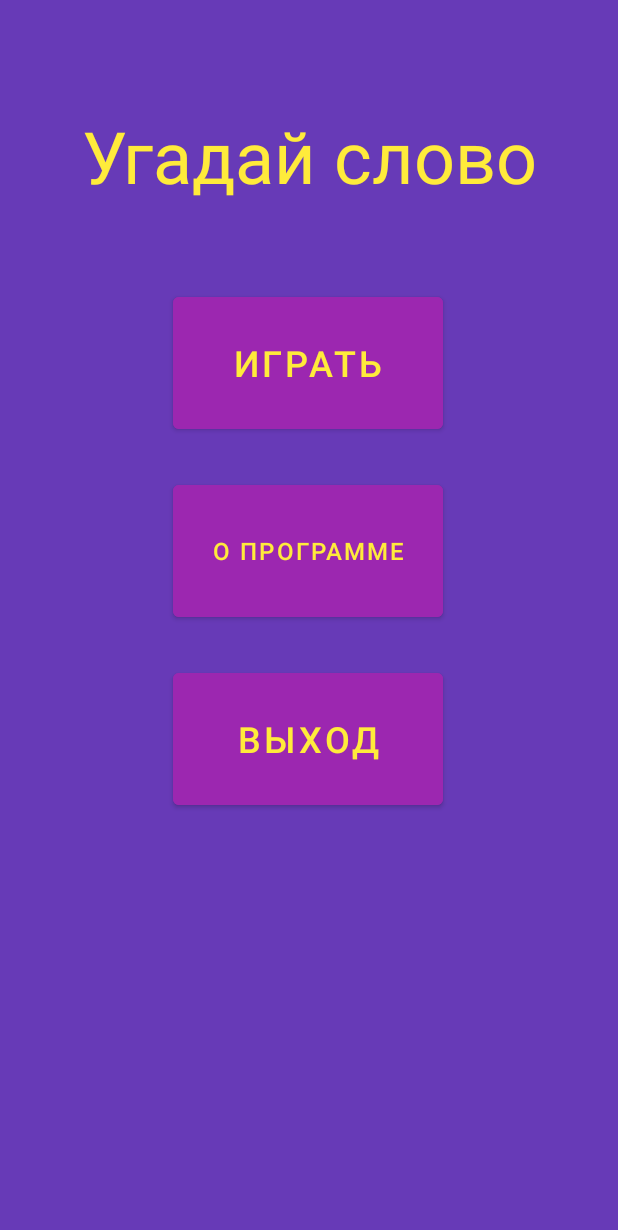
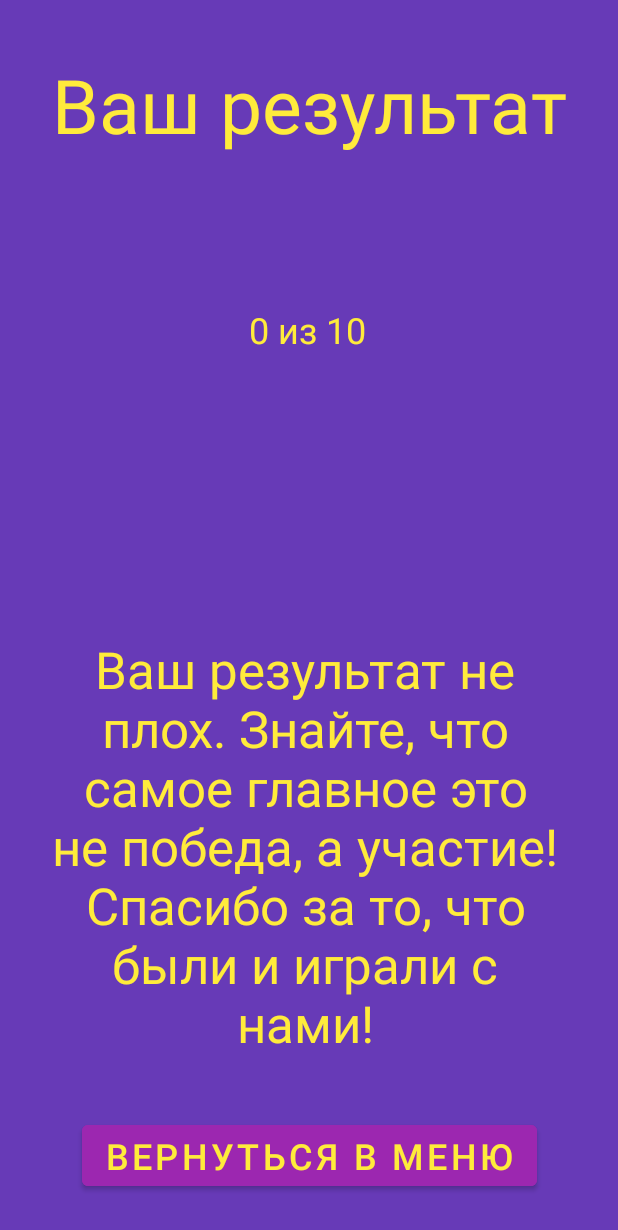
Before and after one commit to Dreamer-VD/Guess-the-word, an Android app: the screen it shows after launch (MainActivity before the commit, StatisticsActivity after it), after a tap on "О ПРОГРАММЕ", on a phone screen of 412 x 824 dp. Shown: the top 1230 px of the screen. Run offline under Robolectric (Android 15) with nearby library versions, the phone set to English and light mode, and no system bars.

Commit message:
Added the end part of the game

```diff
--- a/app/src/main/java/com/example/guesstheword/MainActivity.kt
+++ b/app/src/main/java/com/example/guesstheword/MainActivity.kt
@@ -16,7 +16,8 @@ class MainActivity : AppCompatActivity() {
         startActivity(intent)
     }
     fun clickOnInfo(view: View) {
-
+        val intent: Intent = Intent(this,StatisticsActivity::class.java)
+        startActivity(intent)
     }
     fun clickOnExit(view: View) {
         super.onBackPressed()
--- /dev/null
+++ b/app/src/main/java/com/example/guesstheword/StatisticsActivity.kt
@@ -0,0 +1,31 @@
+package com.example.guesstheword
+
+import android.annotation.SuppressLint
+import android.content.Intent
+import android.os.Bundle
+import android.view.View
+import android.widget.TextView
+import androidx.appcompat.app.AppCompatActivity
+
+
+class StatisticsActivity : AppCompatActivity() {
+    @SuppressLint("SetTextI18n")
+    override fun onCreate(savedInstanceState: Bundle?) {
+        super.onCreate(savedInstanceState)
+        setContentView(R.layout.activity_statistics)
+            val textViewText:TextView=findViewById(R.id.textViewResalt)
+        val intent = intent
+        val arguments = intent.extras
+        if(arguments!=null)
+        {
+            val number = intent.getStringExtra("Number").toString()
+            textViewText.setText("Правильные ответ\n$number Из 10")
+        }
+    }
+
+    fun ClickGoBack(view: View) {
+        val intent: Intent = Intent(this,MainActivity::class.java)
+        intent.addFlags(Intent.FLAG_ACTIVITY_CLEAR_TOP)
+        startActivity(intent)
+    }
+}
--- /dev/null
+++ b/app/src/main/res/layout/activity_statistics.xml
@@ -0,0 +1,63 @@
+<?xml version="1.0" encoding="utf-8"?>
+<androidx.constraintlayout.widget.ConstraintLayout xmlns:android="http://schemas.android.com/apk/res/android"
+    xmlns:app="http://schemas.android.com/apk/res-auto"
+    xmlns:tools="http://schemas.android.com/tools"
+    android:layout_width="match_parent"
+    android:layout_height="match_parent"
+    android:background="@color/splashScreenColor"
+    tools:context=".StatisticsActivity">
+
+    <TextView
+        android:id="@+id/textViewText"
+        style="@style/ThemeTextButton"
+        android:layout_width="wrap_content"
+        android:layout_height="wrap_content"
+        android:layout_marginTop="36dp"
+        android:text="Ваш результат"
+        android:textSize="50sp"
+        app:layout_constraintEnd_toEndOf="parent"
+        app:layout_constraintStart_toStartOf="parent"
+        app:layout_constraintTop_toTopOf="parent" />
+
+    <TextView
+        android:id="@+id/textViewResalt"
+        style="@style/ThemeTextButton"
+        android:layout_width="wrap_content"
+        android:layout_height="wrap_content"
+        android:layout_marginTop="100dp"
+        android:gravity="center"
+        android:text="0 из 10"
+        android:textSize="24sp"
+        app:layout_constraintBottom_toTopOf="@+id/textView3"
+        app:layout_constraintEnd_toEndOf="parent"
+        app:layout_constraintHorizontal_bias="0.498"
+        app:layout_constraintStart_toStartOf="parent"
+        app:layout_constraintTop_toBottomOf="@+id/textViewText"
+        app:layout_constraintVertical_bias="0.0" />
+
+    <TextView
+        android:id="@+id/textView3"
+        style="@style/ThemeTextButton"
+        android:layout_width="347dp"
+        android:layout_height="303dp"
+        android:layout_marginBottom="108dp"
+        android:gravity="center"
+        android:text="@string/textEndGame"
+        android:textSize="34sp"
+        app:layout_constraintBottom_toBottomOf="parent"
+        app:layout_constraintEnd_toEndOf="parent"
+        app:layout_constraintHorizontal_bias="0.468"
+        app:layout_constraintStart_toStartOf="parent" />
+
+    <Button
+        android:id="@+id/buttonGoBack"
+        style="@style/ThemeTextButtonGame"
+        android:layout_width="wrap_content"
+        android:layout_height="wrap_content"
+        android:text="Вернуться в меню"
+        android:onClick="ClickGoBack"
+        app:layout_constraintBottom_toBottomOf="parent"
+        app:layout_constraintEnd_toEndOf="parent"
+        app:layout_constraintStart_toStartOf="parent"
+        app:layout_constraintTop_toBottomOf="@+id/textView3" />
+</androidx.constraintlayout.widget.ConstraintLayout>
--- a/app/src/main/res/values/strings.xml
+++ b/app/src/main/res/values/strings.xml
@@ -1,3 +1,5 @@
 <resources>
     <string name="app_name">Guess the word</string>
+    <string name="textEndGame">Ваш результат не плох. Знайте, что самое главное это не победа, а участие! Спасибо за то, что были и играли с нами!</string>
+    <string name="textInfo">Здраствуйте, меня зовут Муратова Альбина. Я создала программу для закрытия задолжности. Цель моей программы - Разгадать слово по предложенным картинкам. Надеюсь оно вам понравится, ведь я вложила в него много сил и времени)</string>
 </resources>
```
Also changed, not shown: app/src/main/AndroidManifest.xml (+20 -6 lines), app/src/main/java/com/example/guesstheword/GameActivity.kt (+29 -32 lines), app/src/main/java/com/example/guesstheword/InfoActivity.kt (added, +18 -0 lines), app/src/main/res/layout/activity_info.xml (added, +38 -0 lines).
